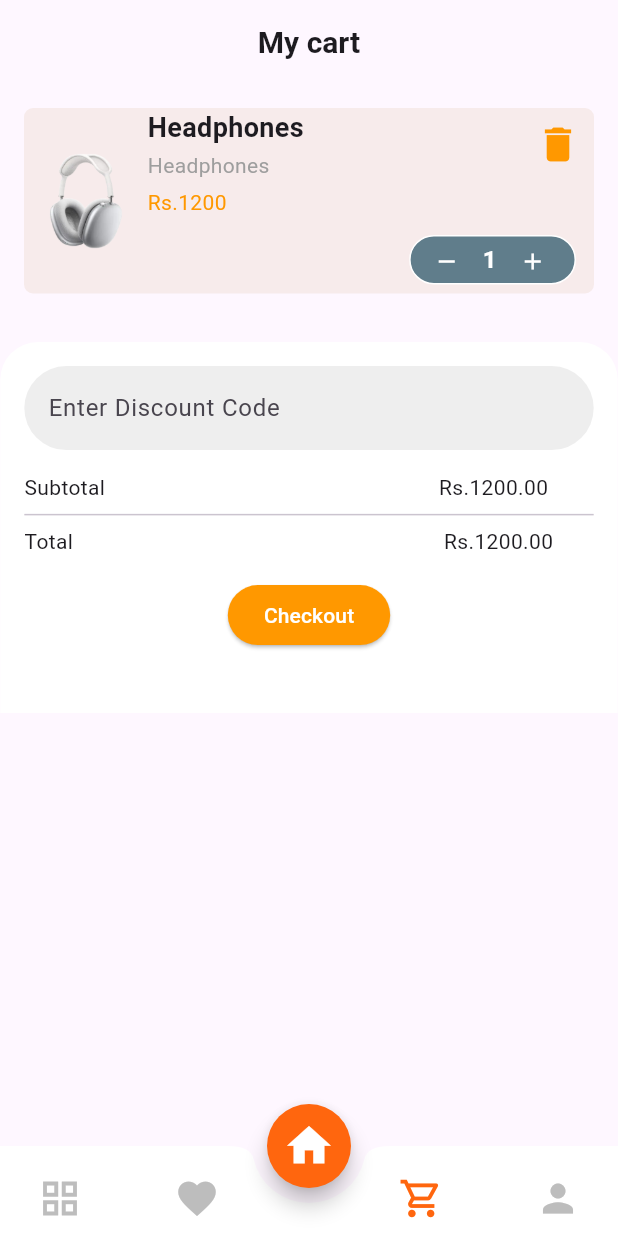
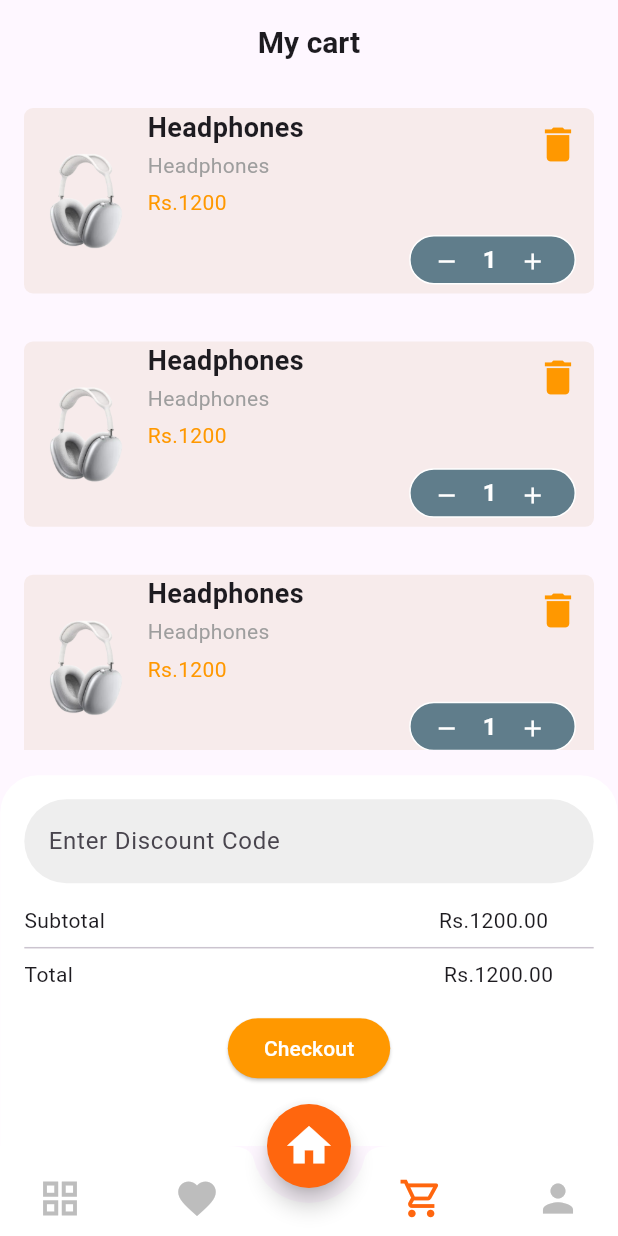
Before and after one commit to Indeshsingh/ecomerce_app, a Flutter app: the screen it shows after launch, item 3 of the bottom bar chosen, on a phone screen of 412 x 824 dp. Run offline on Flutter 3.47's test engine with Material 3 defaults, Android fonts, the light colour scheme and no system bars; our stand-ins replace flutter_bloc, smooth_page_indicator; network calls fail.

Commit message:
added profile_screen and listview_builder widget in cart_screen

```diff
--- a/lib/screens/cart_screen.dart
+++ b/lib/screens/cart_screen.dart
@@ -15,101 +15,14 @@ class CartScreen extends StatelessWidget {
       ),
       body: Column(
         children: [
-          Padding(
-            padding: const EdgeInsets.all(16.0),
-            child: Stack(
-              //alignment: Alignment.topRight,
-              children: [
-                Container(
-                  height: MediaQuery.of(context).size.height * 0.15,
-                  width: MediaQuery.of(context).size.height * 0.5,
-                  decoration: BoxDecoration(
-                      color: const Color.fromARGB(255, 247, 235, 235),
-                      borderRadius: BorderRadius.circular(6)),
-                  child: Row(
-                    children: [
-                      Container(
-                        height: MediaQuery.of(context).size.height * 0.1,
-                        width: MediaQuery.of(context).size.width * 0.2,
-                        child: Image.asset(
-                            "assets/img/electronics_-removebg-preview.png"),
-                      ),
-                      const Column(
-                        crossAxisAlignment: CrossAxisAlignment.start,
-                        children: [
-                          Text(
-                            "Headphones",
-                            style: TextStyle(
-                                fontSize: 18, fontWeight: FontWeight.bold),
-                          ),
-                          SizedBox(
-                            height: 2,
-                          ),
-                          Text(
-                            "Headphones",
-                            style: TextStyle(color: Colors.grey),
-                          ),
-                          SizedBox(
-                            height: 5,
-                          ),
-                          Text(
-                            "Rs.1200",
-                            style: TextStyle(color: Colors.orange),
-                          ),
-                        ],
-                      ),
-                    ],
-                  ),
-                ),
-                Positioned(
-                    top: 0,
-                    right: 0,
-                    child: IconButton(
-                      onPressed: () {},
-                      icon: const Icon(Icons.delete),
-                      iconSize: 30,
-                      color: Colors.orange,
-                    )),
-                Positioned(
-                  bottom: 6,
-                  right: 12,
-                  child: Container(
-                    height: MediaQuery.of(context).size.height * 0.04,
-                    width: MediaQuery.of(context).size.width * 0.27,
-                    decoration: BoxDecoration(
-                      color: Colors.blueGrey,
-                      border: Border.all(color: Colors.white),
-                      borderRadius: BorderRadius.circular(40),
-                    ),
-                    child: Row(
-                      children: [
-                        IconButton(
-                          onPressed: () {},
-                          icon: const Icon(Icons.remove),
-                          iconSize: 18,
-                          color: Colors.white,
-                        ),
-                        const Text(
-                          '1',
-                          style: TextStyle(
-                            fontSize: 16,
-                            fontWeight: FontWeight.bold,
-                            color: Colors.white,
-                          ),
-                        ),
-                        IconButton(
-                          onPressed: () {},
-                          icon: const Icon(Icons.add),
-                          iconSize: 18,
-                          color: Colors.white,
-                        ),
-                      ],
-                    ),
-                  ),
-                )
-              ],
+          Expanded(
+            child: ListView.builder(
+              //physics: NeverScrollableScrollPhysics(),
+              itemCount: 4,
+              itemBuilder: (context, index) => const CartContainer(),
             ),
           ),
+          //  const CartContainer(),
           SizedBox(
             height: MediaQuery.of(context).size.height * 0.02,
           ),
@@ -183,3 +96,106 @@ class CartScreen extends StatelessWidget {
     );
   }
 }
+
+class CartContainer extends StatelessWidget {
+  const CartContainer({super.key});
+
+  @override
+  Widget build(BuildContext context) {
+    return Padding(
+      padding: const EdgeInsets.all(16.0),
+      child: Stack(
+        //alignment: Alignment.topRight,
+        children: [
+          Container(
+            height: MediaQuery.of(context).size.height * 0.15,
+            width: MediaQuery.of(context).size.height * 0.5,
+            decoration: BoxDecoration(
+                color: const Color.fromARGB(255, 247, 235, 235),
+                borderRadius: BorderRadius.circular(6)),
+            child: Row(
+              children: [
+                Container(
+                  height: MediaQuery.of(context).size.height * 0.1,
+                  width: MediaQuery.of(context).size.width * 0.2,
+                  child: Image.asset(
+                      "assets/img/electronics_-removebg-preview.png"),
+                ),
+                const Column(
+                  crossAxisAlignment: CrossAxisAlignment.start,
+                  children: [
+                    Text(
+                      "Headphones",
+                      style:
+                          TextStyle(fontSize: 18, fontWeight: FontWeight.bold),
+                    ),
+                    SizedBox(
+                      height: 2,
+                    ),
+                    Text(
+                      "Headphones",
+                      style: TextStyle(color: Colors.grey),
+                    ),
+                    SizedBox(
+                      height: 5,
+                    ),
+                    Text(
+                      "Rs.1200",
+                      style: TextStyle(color: Colors.orange),
+                    ),
+                  ],
+                ),
+              ],
+            ),
+          ),
+          Positioned(
+              top: 0,
+              right: 0,
+              child: IconButton(
+                onPressed: () {},
+                icon: const Icon(Icons.delete),
+                iconSize: 30,
+                color: Colors.orange,
+              )),
+          Positioned(
+            bottom: 6,
+            right: 12,
+            child: Container(
+              height: MediaQuery.of(context).size.height * 0.04,
+              width: MediaQuery.of(context).size.width * 0.27,
+              decoration: BoxDecoration(
+                color: Colors.blueGrey,
+                border: Border.all(color: Colors.white),
+                borderRadius: BorderRadius.circular(40),
+              ),
+              child: Row(
+                children: [
+                  IconButton(
+                    onPressed: () {},
+                    icon: const Icon(Icons.remove),
+                    iconSize: 18,
+                    color: Colors.white,
+                  ),
+                  const Text(
+                    '1',
+                    style: TextStyle(
+                      fontSize: 16,
+                      fontWeight: FontWeight.bold,
+                      color: Colors.white,
+                    ),
+                  ),
+                  IconButton(
+                    onPressed: () {},
+                    icon: const Icon(Icons.add),
+                    iconSize: 18,
+                    color: Colors.white,
+                  ),
+                ],
+              ),
+            ),
+          )
+        ],
+      ),
+    );
+  }
+}
--- a/lib/screens/navbar_screen.dart
+++ b/lib/screens/navbar_screen.dart
@@ -2,6 +2,7 @@ import 'package:ecomerce_app/screens/cart_screen.dart';
 import 'package:ecomerce_app/screens/Home/home_screen.dart';
 import 'package:ecomerce_app/screens/constants.dart';
 import 'package:ecomerce_app/screens/favorite_screen.dart';
+import 'package:ecomerce_app/screens/profile_screen.dart';
 import 'package:flutter/material.dart';
 
 class NavbarScreen extends StatefulWidget {
@@ -18,6 +19,7 @@ class _NavbarScreenState extends State<NavbarScreen> {
     FavoriteScreen(),
     HomeScreen(),
     CartScreen(),
+    ProfileScreen(),
     //Scaffold()
   ];
   @override
```
Also changed, not shown: lib/screens/Home/Widget/image_slider.dart (+26 -15 lines), lib/screens/profile_screen.dart (added, +15 -0 lines).
